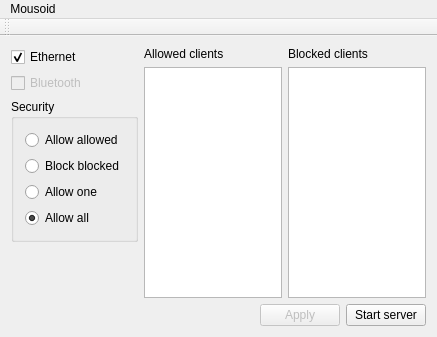
Qt form mainwindow.ui (morta-code/Mousoid-for-PC) before a commit.
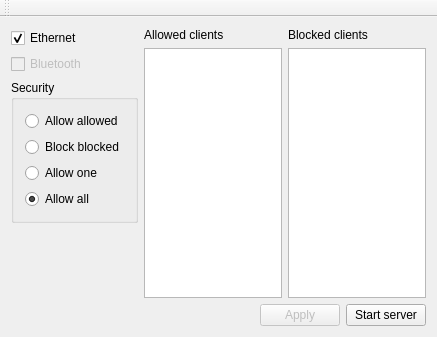
The same form after that commit. Icons and pictures are not drawn.

```diff
--- a/mainwindow.ui
+++ b/mainwindow.ui
@@ -187,12 +187,6 @@
      <height>25</height>
     </rect>
    </property>
-   <widget class="QMenu" name="menuMousoid">
-    <property name="title">
-     <string>Mousoid</string>
-    </property>
-   </widget>
-   <addaction name="menuMousoid"/>
   </widget>
   <widget class="QToolBar" name="mainToolBar">
    <attribute name="toolBarArea">
```
Left out of the diff: 4 changed lines with no effect on the pictures.
